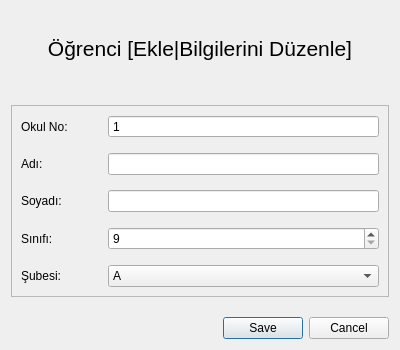
Before: the Qt Designer form src/UI/StudentEditorUi/studenteditorui.ui in ikolomiko/ikooskar-qt, drawn with Qt 5.
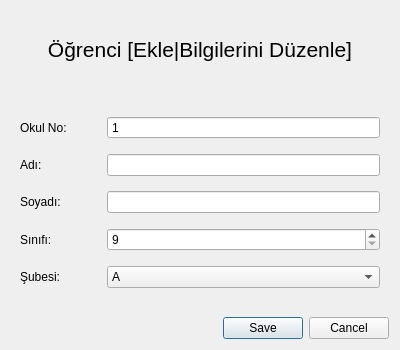
After: the same form once the commit is applied.

Commit message: studenteditorui: Hide frame borders

What changed in the file:
```diff
--- a/src/UI/StudentEditorUi/studenteditorui.ui
+++ b/src/UI/StudentEditorUi/studenteditorui.ui
@@ -37,10 +37,7 @@
    <item>
     <widget class="QFrame" name="frame">
      <property name="frameShape">
-      <enum>QFrame::StyledPanel</enum>
-     </property>
-     <property name="frameShadow">
-      <enum>QFrame::Raised</enum>
+      <enum>QFrame::NoFrame</enum>
      </property>
      <property name="lineWidth">
       <number>0</number>
```
The commit also changes 1 other file.
